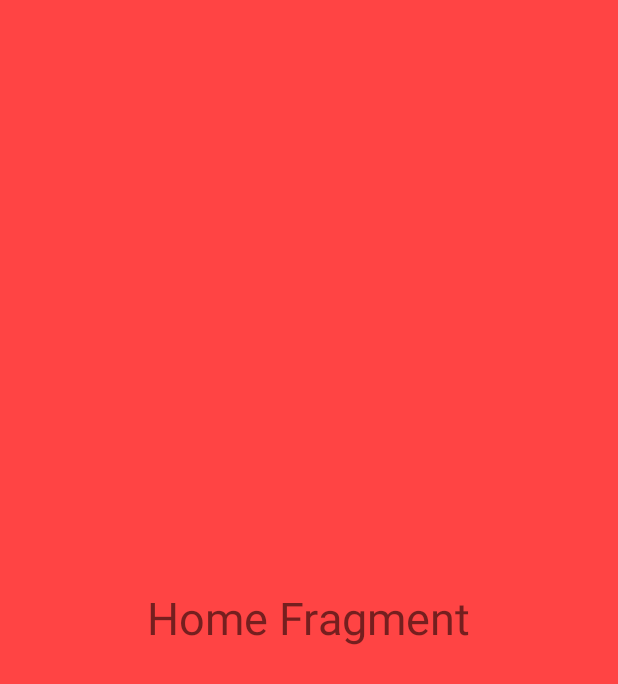
After one commit to Krishen-clm/Projet, an Android app: the layout fragment_home.xml on its own in the app's theme, with its tools: preview values and no code run, on a phone screen of 412 x 824 dp. The commit adds this screen. Shown: the top 684 px of the screen. Run offline under Robolectric (Android 15) with nearby library versions, the phone set to English and light mode, and no system bars.

Commit message:
Initialisation 1er fragment

```diff
--- /dev/null
+++ b/app/src/main/java/com/example/myapplication/view/HomeFragment.java
@@ -0,0 +1,6 @@
+package com.example.myapplication.view;
+
+import androidx.fragment.app.Fragment;
+
+public class HomeFragment extends Fragment {
+}
--- /dev/null
+++ b/app/src/main/res/layout/fragment_home.xml
@@ -0,0 +1,14 @@
+<?xml version="1.0" encoding="utf-8"?>
+<RelativeLayout xmlns:android="http://schemas.android.com/apk/res/android"
+    android:layout_width="match_parent"
+    android:layout_height="match_parent"
+    android:background="@android:color/holo_red_light">
+
+    <TextView
+        android:layout_width="wrap_content"
+        android:layout_height="wrap_content"
+        android:text="Home Fragment"
+        android:textSize="30sp"
+        android:layout_centerInParent="true"/>
+
+</RelativeLayout>
```
Also changed, not shown: app/build.gradle (+20 -4 lines), app/src/main/res/layout/activity_main.xml (+19 -2 lines).
